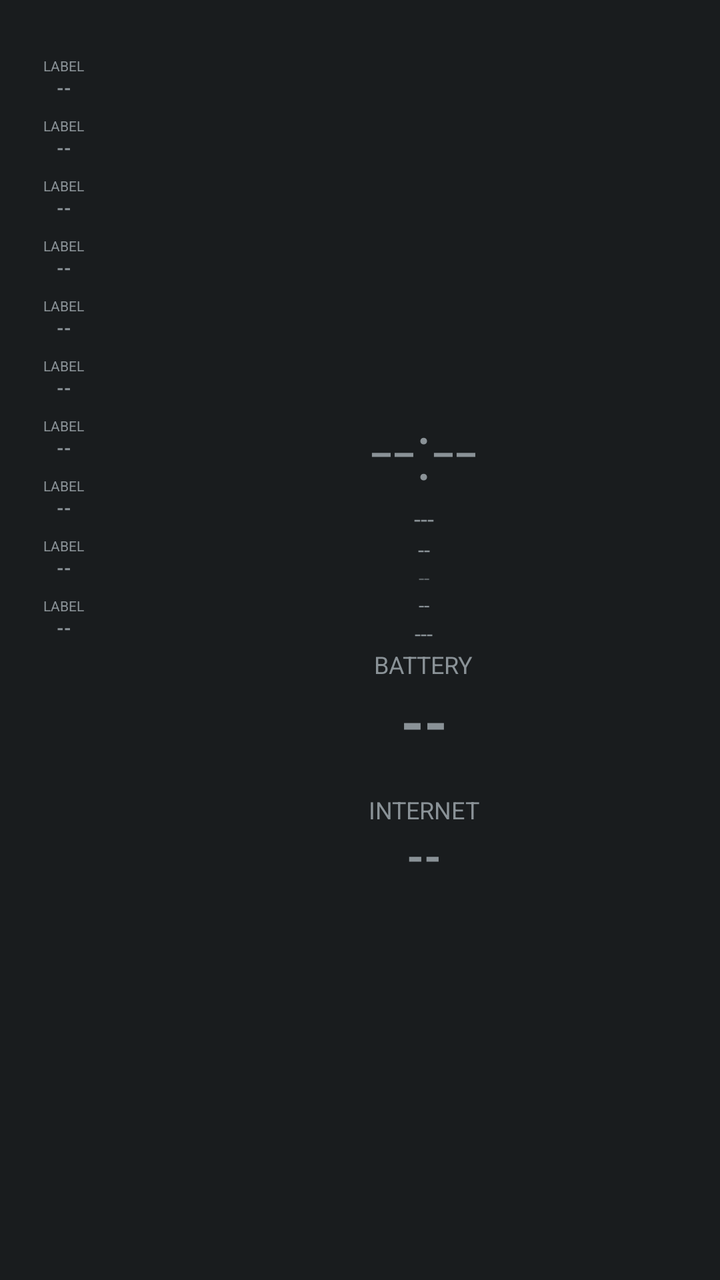
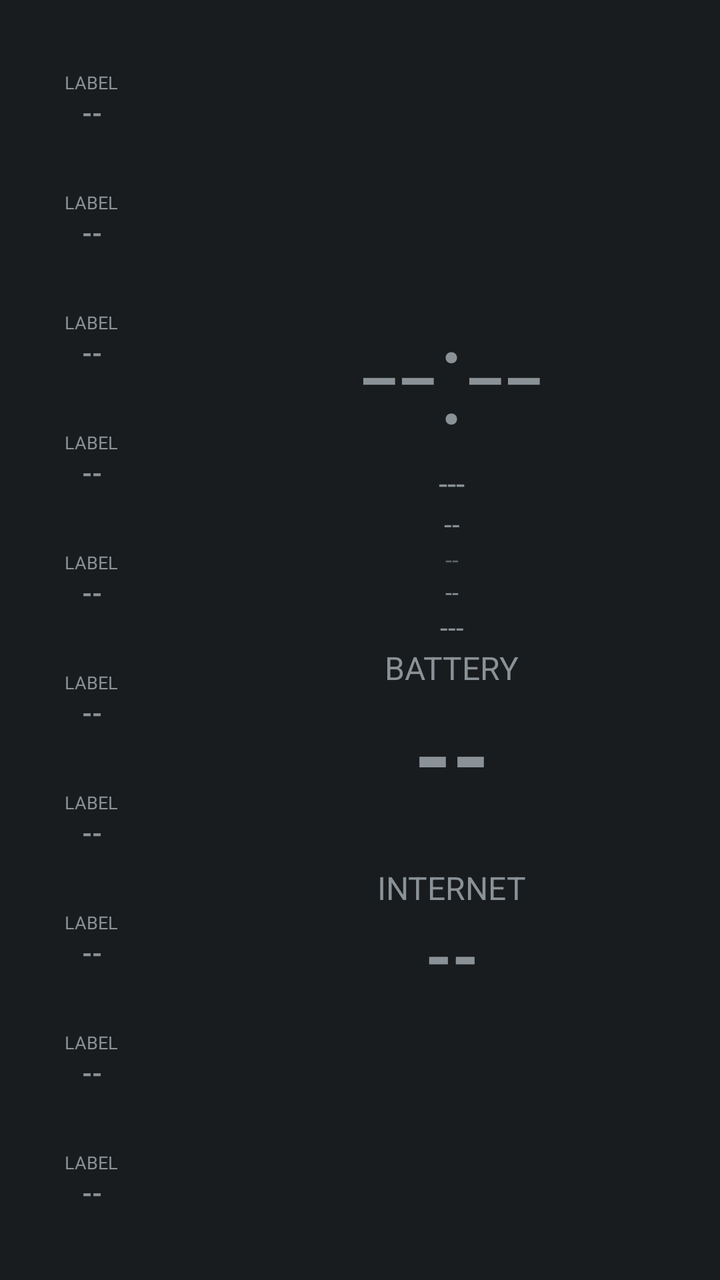

The first picture is an Android layout as it rendered before a commit; the second is the same layout after the commit. The layout source and the unified diff follow.
<!-- AndroidManifest.xml: application theme android:Theme.DeviceDefault.NoActionBar -->
<!-- res/layout/aod_layout_sidebar.xml -->
<?xml version="1.0" encoding="utf-8"?>
<LinearLayout xmlns:android="http://schemas.android.com/apk/res/android"
    android:id="@+id/bg_root"
    android:layout_width="match_parent"
    android:layout_height="match_parent"
    android:orientation="horizontal">

    <LinearLayout
        android:id="@+id/rail_bg"
        android:layout_width="64dp"
        android:layout_height="match_parent"
        android:orientation="vertical"
        android:gravity="center_horizontal"
        android:paddingTop="28dp">

        <include layout="@layout/aod_row_rail" android:id="@+id/row0" />
        <include layout="@layout/aod_row_rail" android:id="@+id/row1" />
        <include layout="@layout/aod_row_rail" android:id="@+id/row2" />
        <include layout="@layout/aod_row_rail" android:id="@+id/row3" />
        <include layout="@layout/aod_row_rail" android:id="@+id/row4" />
        <include layout="@layout/aod_row_rail" android:id="@+id/row5" />
        <include layout="@layout/aod_row_rail" android:id="@+id/row6" />
        <include layout="@layout/aod_row_rail" android:id="@+id/row7" />
        <include layout="@layout/aod_row_rail" android:id="@+id/row8" />
        <include layout="@layout/aod_row_rail" android:id="@+id/row9" />

    </LinearLayout>

    <LinearLayout
        android:layout_width="0dp"
        android:layout_height="match_parent"
        android:layout_weight="1"
        android:orientation="vertical"
        android:gravity="center"
        android:padding="20dp">

        <TextView
            android:id="@+id/clock"
            android:layout_width="wrap_content"
            android:layout_height="wrap_content"
            android:textSize="40sp"
            android:fontFamily="sans-serif-light"
            android:text="--:--" />

        <TextView
            android:id="@+id/date"
            android:layout_width="wrap_content"
            android:layout_height="wrap_content"
            android:textSize="12sp"
            android:text="---" />

        <TextView
            android:id="@+id/health_badge"
            android:layout_width="wrap_content"
            android:layout_height="wrap_content"
            android:textSize="11sp"
            android:textAllCaps="true"
            android:text="--" />

        <TextView
            android:id="@+id/perf_badge"
            android:layout_width="wrap_content"
            android:layout_height="wrap_content"
            android:textSize="10sp"
            android:alpha="0.6"
            android:text="--" />

        <TextView
            android:id="@+id/net_type_badge"
            android:layout_width="wrap_content"
            android:layout_height="wrap_content"
            android:textSize="10sp"
            android:text="--" />

        <TextView
            android:id="@+id/panchang"
            android:layout_width="wrap_content"
            android:layout_height="wrap_content"
            android:textSize="11sp"
            android:text="---" />

        <TextView
            android:id="@+id/muhurat_badge"
            android:layout_width="wrap_content"
            android:layout_height="wrap_content"
            android:textSize="11sp"
            android:textStyle="bold"
            android:layout_marginBottom="24dp"
            android:visibility="gone"
            android:text="--" />

        <TextView
            android:id="@+id/headline1_label"
            android:layout_width="wrap_content"
            android:layout_height="wrap_content"
            android:textSize="12sp"
            android:textAllCaps="true"
            android:text="Battery" />

        <TextView
            android:id="@+id/headline1_value"
            android:layout_width="wrap_content"
            android:layout_height="wrap_content"
            android:textSize="30sp"
            android:textStyle="bold"
            android:layout_marginBottom="16dp"
            android:text="--" />

        <TextView
            android:id="@+id/headline2_label"
            android:layout_width="wrap_content"
            android:layout_height="wrap_content"
            android:textSize="12sp"
            android:textAllCaps="true"
            android:text="Internet" />

        <TextView
            android:id="@+id/headline2_value"
            android:layout_width="wrap_content"
            android:layout_height="wrap_content"
            android:textSize="22sp"
            android:textStyle="bold"
            android:text="--" />

    </LinearLayout>

</LinearLayout>
<!-- res/layout/aod_row_rail.xml (included above) -->
<?xml version="1.0" encoding="utf-8"?>
<LinearLayout xmlns:android="http://schemas.android.com/apk/res/android"
    android:layout_width="match_parent"
    android:layout_height="wrap_content"
    android:orientation="vertical"
    android:gravity="center_horizontal"
    android:layout_marginBottom="8dp">

    <TextView
        android:id="@+id/stat_label"
        android:layout_width="wrap_content"
        android:layout_height="wrap_content"
        android:textSize="7sp"
        android:textAllCaps="true"
        android:text="Label" />

    <TextView
        android:id="@+id/stat_value"
        android:layout_width="wrap_content"
        android:layout_height="wrap_content"
        android:textSize="9sp"
        android:textStyle="bold"
        android:text="--" />

</LinearLayout>
<!-- resources referenced by this layout -->
<resources>

</resources>

<!-- the commit's change to res/layout/aod_layout_sidebar.xml (unified diff, before → after) -->
@@ -7,11 +7,12 @@
 
     <LinearLayout
         android:id="@+id/rail_bg"
-        android:layout_width="64dp"
+        android:layout_width="92dp"
         android:layout_height="match_parent"
         android:orientation="vertical"
         android:gravity="center_horizontal"
-        android:paddingTop="28dp">
+        android:paddingTop="20dp"
+        android:paddingBottom="20dp">
 
         <include layout="@layout/aod_row_rail" android:id="@+id/row0" />
         <include layout="@layout/aod_row_rail" android:id="@+id/row1" />
@@ -38,7 +39,7 @@
             android:id="@+id/clock"
             android:layout_width="wrap_content"
             android:layout_height="wrap_content"
-            android:textSize="40sp"
+            android:textSize="68sp"
             android:fontFamily="sans-serif-light"
             android:text="--:--" />
 
@@ -46,14 +47,14 @@
             android:id="@+id/date"
             android:layout_width="wrap_content"
             android:layout_height="wrap_content"
-            android:textSize="12sp"
+            android:textSize="16sp"
             android:text="---" />
 
         <TextView
             android:id="@+id/health_badge"
             android:layout_width="wrap_content"
             android:layout_height="wrap_content"
-            android:textSize="11sp"
+            android:textSize="14sp"
             android:textAllCaps="true"
             android:text="--" />
 
@@ -61,7 +62,7 @@
             android:id="@+id/perf_badge"
             android:layout_width="wrap_content"
             android:layout_height="wrap_content"
-            android:textSize="10sp"
+            android:textSize="12sp"
             android:alpha="0.6"
             android:text="--" />
 
@@ -69,23 +70,23 @@
             android:id="@+id/net_type_badge"
             android:layout_width="wrap_content"
             android:layout_height="wrap_content"
-            android:textSize="10sp"
+            android:textSize="12sp"
             android:text="--" />
 
         <TextView
             android:id="@+id/panchang"
             android:layout_width="wrap_content"
             android:layout_height="wrap_content"
-            android:textSize="11sp"
+            android:textSize="14sp"
             android:text="---" />
 
         <TextView
             android:id="@+id/muhurat_badge"
             android:layout_width="wrap_content"
             android:layout_height="wrap_content"
-            android:textSize="11sp"
+            android:textSize="14sp"
             android:textStyle="bold"
-            android:layout_marginBottom="24dp"
+            android:layout_marginBottom="32dp"
             android:visibility="gone"
             android:text="--" />
 
@@ -93,7 +94,7 @@
             android:id="@+id/headline1_label"
             android:layout_width="wrap_content"
             android:layout_height="wrap_content"
-            android:textSize="12sp"
+            android:textSize="16sp"
             android:textAllCaps="true"
             android:text="Battery" />
 
@@ -101,16 +102,16 @@
             android:id="@+id/headline1_value"
             android:layout_width="wrap_content"
             android:layout_height="wrap_content"
-            android:textSize="30sp"
+            android:textSize="48sp"
             android:textStyle="bold"
-            android:layout_marginBottom="16dp"
+            android:layout_marginBottom="24dp"
             android:text="--" />
 
         <TextView
             android:id="@+id/headline2_label"
             android:layout_width="wrap_content"
             android:layout_height="wrap_content"
-            android:textSize="12sp"
+            android:textSize="16sp"
             android:textAllCaps="true"
             android:text="Internet" />
 
@@ -118,7 +119,7 @@
             android:id="@+id/headline2_value"
             android:layout_width="wrap_content"
             android:layout_height="wrap_content"
-            android:textSize="22sp"
+            android:textSize="34sp"
             android:textStyle="bold"
             android:text="--" />
 
@@ -129,16 +130,16 @@
 <?xml version="1.0" encoding="utf-8"?>
 <LinearLayout xmlns:android="http://schemas.android.com/apk/res/android"
     android:layout_width="match_parent"
-    android:layout_height="wrap_content"
+    android:layout_height="0dp"
+    android:layout_weight="1"
     android:orientation="vertical"
-    android:gravity="center_horizontal"
-    android:layout_marginBottom="8dp">
+    android:gravity="center">
 
     <TextView
         android:id="@+id/stat_label"
         android:layout_width="wrap_content"
         android:layout_height="wrap_content"
-        android:textSize="7sp"
+        android:textSize="9sp"
         android:textAllCaps="true"
         android:text="Label" />
 
@@ -146,7 +147,7 @@
         android:id="@+id/stat_value"
         android:layout_width="wrap_content"
         android:layout_height="wrap_content"
-        android:textSize="9sp"
+        android:textSize="13sp"
         android:textStyle="bold"
         android:text="--" />
 
